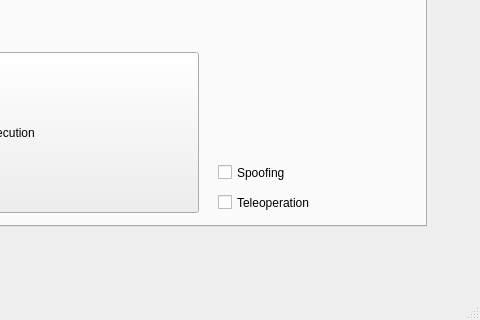
This is src/sopias4_application/sopias4_application/gui.ui in TimR643/SWT_M2 as Qt 5 draws it before an edit; both pictures show x 404 to 884 and y 654 to 974 of the 884 by 974 pixel window. The edited form follows.
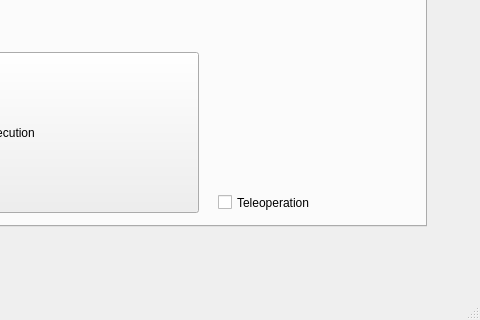
This is the edited form. The open tabs and pages were chosen to show the change.

```diff
--- a/src/sopias4_application/sopias4_application/gui.ui
+++ b/src/sopias4_application/sopias4_application/gui.ui
@@ -115,7 +115,7 @@
        <string>Teleoperation</string>
       </property>
      </widget>
-     <widget class="QCheckBox" name="spoofing_checkBox">
+     <!-- <widget class="QCheckBox" name="spoofing_checkBox">
       <property name="geometry">
        <rect>
         <x>590</x>
@@ -127,7 +127,7 @@
       <property name="text">
        <string>Spoofing</string>
       </property>
-     </widget>
+     </widget> -->
     </widget>
     <widget class="QWidget" name="tab_2">
      <attribute name="title">
```
